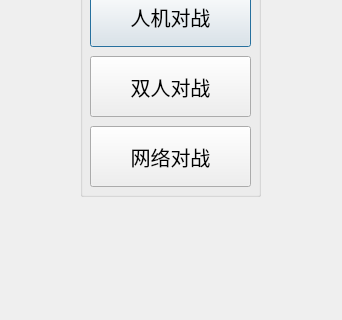
Old version of the form beginning.ui in the repository RhCsBe/-; both pictures show x 0 to 342 and y 174 to 494 of the 342 by 494 pixel window.
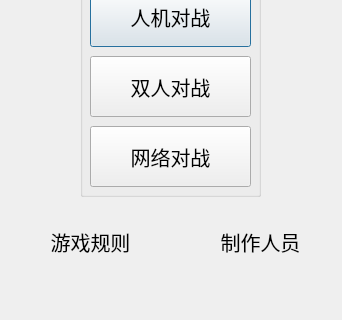
New version of the form.

Patch:
```diff
--- a/beginning.ui
+++ b/beginning.ui
@@ -11,7 +11,14 @@
    </rect>
   </property>
   <property name="windowTitle">
-   <string>Dialog</string>
+   <string>模式选择</string>
+  </property>
+  <property name="styleSheet">
+   <string notr="true">QDialog{
+border:none;
+background-color: qlineargradient(x1:0, y1:0, x2:1, y2:0,
+ stop:0 #ff9569,stop:1 #e92758);
+}</string>
   </property>
   <widget class="QGroupBox" name="groupBox">
    <property name="geometry">
@@ -42,6 +49,11 @@
       <height>61</height>
      </rect>
     </property>
+    <property name="font">
+     <font>
+      <pointsize>15</pointsize>
+     </font>
+    </property>
     <property name="text">
      <string>人机对战</string>
     </property>
@@ -55,6 +67,11 @@
       <height>61</height>
      </rect>
     </property>
+    <property name="font">
+     <font>
+      <pointsize>15</pointsize>
+     </font>
+    </property>
     <property name="text">
      <string>双人对战</string>
     </property>
@@ -68,6 +85,11 @@
       <height>61</height>
      </rect>
     </property>
+    <property name="font">
+     <font>
+      <pointsize>15</pointsize>
+     </font>
+    </property>
     <property name="text">
      <string>网络对战</string>
     </property>
@@ -86,6 +108,56 @@
     <string>TextLabel</string>
    </property>
   </widget>
+  <widget class="QPushButton" name="rule">
+   <property name="geometry">
+    <rect>
+     <x>10</x>
+     <y>390</y>
+     <width>161</width>
+     <height>51</height>
+    </rect>
+   </property>
+   <property name="font">
+    <font>
+     <pointsize>15</pointsize>
+    </font>
+   </property>
+   <property name="styleSheet">
+    <string notr="true">QPushButton{
+border:none;}
+QPushButton:hover{
+color:yellow;
+}</string>
+   </property>
+   <property name="text">
+    <string>游戏规则</string>
+   </property>
+  </widget>
+  <widget class="QPushButton" name="worker">
+   <property name="geometry">
+    <rect>
+     <x>180</x>
+     <y>390</y>
+     <width>161</width>
+     <height>51</height>
+    </rect>
+   </property>
+   <property name="font">
+    <font>
+     <pointsize>15</pointsize>
+    </font>
+   </property>
+   <property name="styleSheet">
+    <string notr="true">QPushButton{
+border:none;}
+QPushButton:hover{
+color:yellow;
+}</string>
+   </property>
+   <property name="text">
+    <string>制作人员</string>
+   </property>
+  </widget>
  </widget>
  <resources/>
  <connections/>
```
